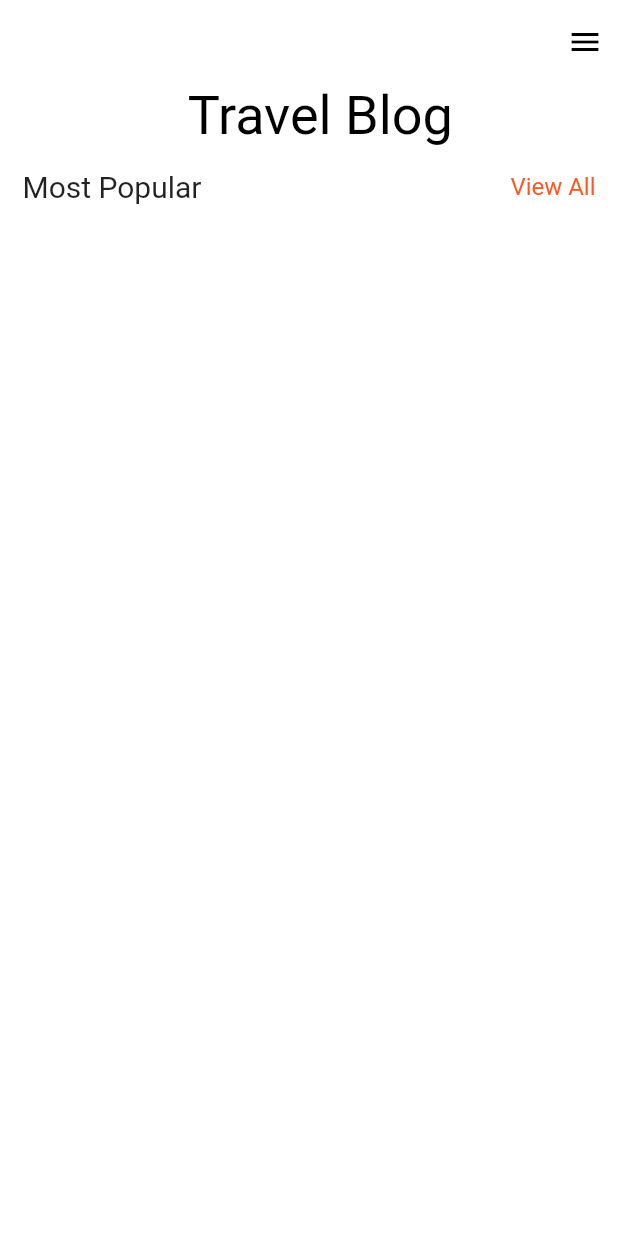
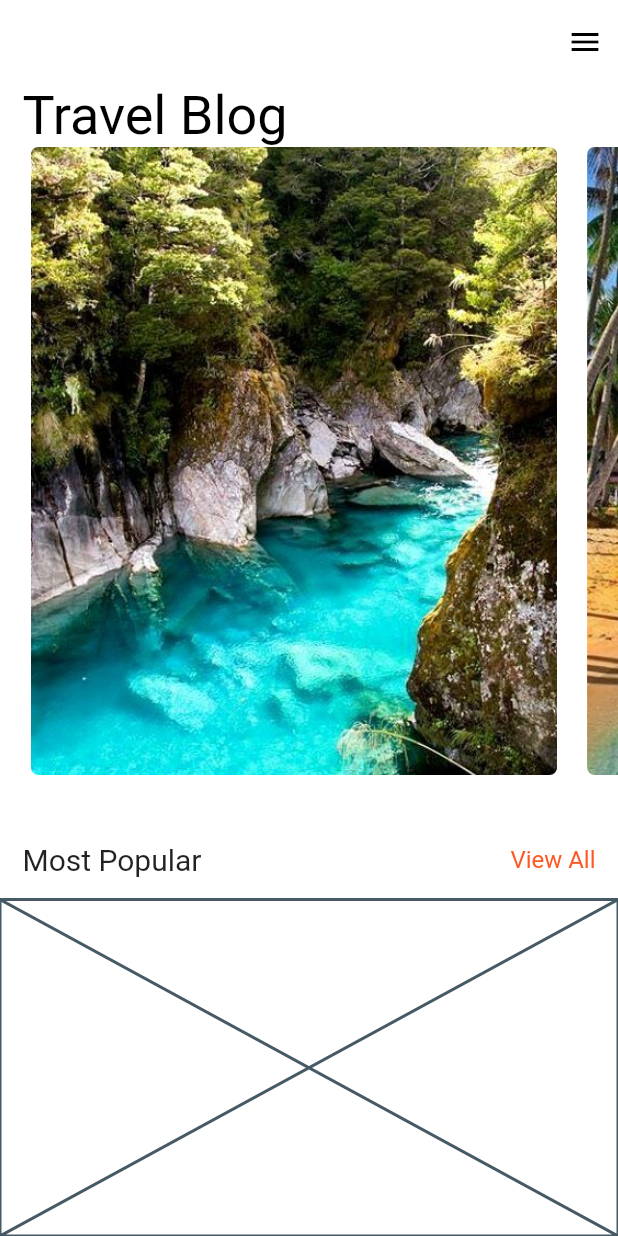
Before and after one commit to arkasideas/travel_app_flutterUI, a Flutter app: the screen it shows after launch, on a phone screen of 412 x 824 dp. Run offline on Flutter 3.47's test engine with Material 2 defaults, Android fonts, the phone set to English and light mode, and no system bars.

Commit message:
Update 9 Agust 14:39

```diff
--- a/lib/home.dart
+++ b/lib/home.dart
@@ -1,4 +1,5 @@
 import 'package:flutter/material.dart';
+import 'package:travel_app_ui/widgets/travel_blog.dart';
 
 class HomePage extends StatelessWidget {
   @override
@@ -19,6 +20,7 @@ class HomePage extends StatelessWidget {
         ],
       ),
       body: Column(
+        crossAxisAlignment: CrossAxisAlignment.start,
         children: [
           Padding(
             padding: const EdgeInsets.only(left: 15),
@@ -29,6 +31,10 @@ class HomePage extends StatelessWidget {
                 fontSize: 36,
               ),
             ),
+          ),
+          Expanded(
+            flex: 2,
+            child: TravelBlog(),
           ),
           Padding(
             padding: const EdgeInsets.all(15),
@@ -51,6 +57,10 @@ class HomePage extends StatelessWidget {
               ],
             ),
           ),
+          Expanded(
+            flex: 1,
+            child: Placeholder(),
+          ),
         ],
       ),
     );
--- /dev/null
+++ b/lib/model/travel.dart
@@ -0,0 +1,16 @@
+class Travel{
+  String name;
+  String location;
+  String url;
+
+  Travel(this.name, this.location, this.url);
+
+  static List<Travel> generateTravelBlog(){
+    return [
+      Travel('Place 1', 'Place 1', 'assets/images/top1.jpg'),
+      Travel('Place 2', 'Place 2', 'assets/images/top2.jpg'),
+      Travel('Place 3', 'Place 3', 'assets/images/top3.jpg'),
+      Travel('Place 4', 'Place 4', 'assets/images/top4.jpg'),
+    ];
+  }
+}
--- /dev/null
+++ b/lib/widgets/travel_blog.dart
@@ -0,0 +1,34 @@
+import 'package:flutter/material.dart';
+import '../model/travel.dart';
+
+class TravelBlog extends StatelessWidget {
+  final _list = Travel.generateTravelBlog();
+  final _pageCtrl = PageController(viewportFraction: 0.9);
+
+  @override
+  Widget build(BuildContext context) {
+    return PageView.builder(
+        controller: _pageCtrl,
+        itemBuilder: (context, index) {
+          var travel = _list[index];
+          return Stack(
+            children: [
+              Padding(
+                padding: const EdgeInsets.only(
+                  right: 20,
+                  bottom: 30,
+                ),
+                child: ClipRRect(
+                  borderRadius: BorderRadius.circular(5),
+                  child: Image.asset(
+                    travel.url,
+                    width: MediaQuery.of(context).size.width,
+                    fit: BoxFit.cover,
+                  ),
+                ),
+              ),
+            ],
+          );
+        });
+  }
+}
--- a/note.txt
+++ b/note.txt
@@ -1,4 +1,4 @@
 Part 1 : https://www.youtube.com/watch?v=3ST2Rl6mL74
-Menit : 20:01
+Menit : 33:23
 Part 2 : https://www.youtube.com/watch?v=JqHEeUFV-WE
 Flutter version 3.10.6
```
